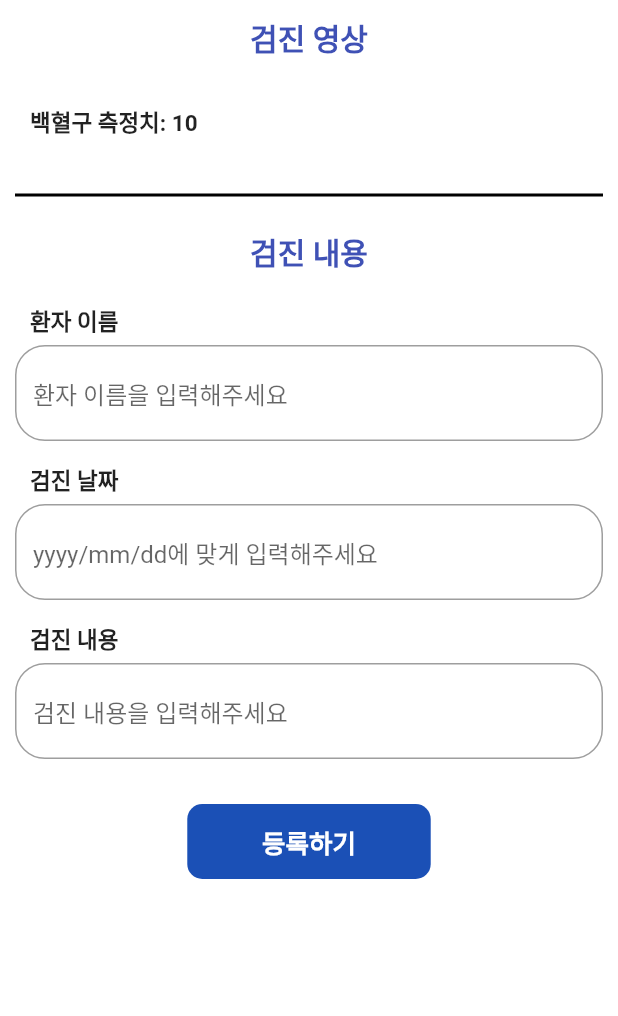
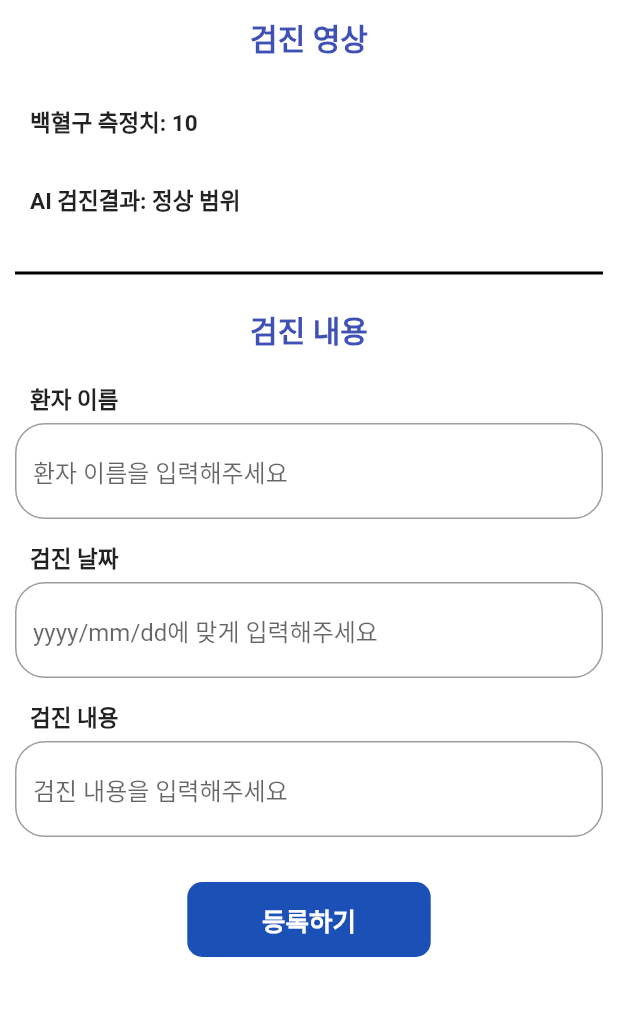
Before and after one commit to t-geon/wbc_detector, a Flutter app: the ResultPage screen opened by its route, on a phone screen of 412 x 824 dp, the part 84-1100 px from its top. Run offline on Flutter 3.47's test engine with Material 2 defaults, Android fonts, the phone set to English and light mode, and no system bars; our stand-ins replace cloud_firestore, dio, file_picker, firebase_auth, firebase_core, flutter_svg; accounts and stored records are empty; project files that could hold a hidden picture were left out.

Commit message:
real_final

```diff
--- a/lib/model/patient.dart
+++ b/lib/model/patient.dart
@@ -8,15 +8,17 @@ class PatientDetail {
   late String _content;
   late String _time;
   late String _count;
+  late String _level;
 
   PatientDetail(this.id, this._image, this._name, this._content, this._time,
-      this._count); //생성자
+      this._count, this._level); //생성자
 
   String get image => _image;
   String get name => _name;
   String get content => _content;
   String get time => _time;
   String get count => _count;
+  String get level => _level;
 
   PatientDetail.fromMap(dynamic obj) {
     //동적 객체 가져와서 Patient로 변환하는 생성자
@@ -26,6 +28,7 @@ class PatientDetail {
     this._content = obj['content'];
     this._time = obj['time'];
     this._count = obj['count'];
+    this._level = obj['level'];
   }
 
   Map<String, dynamic> toMap() {
@@ -39,6 +42,7 @@ class PatientDetail {
     map['content'] = _content;
     map['time'] = _time;
     map['count'] = _count;
+    map['level'] = _level;
 
     return map;
   }
--- a/lib/pages/home_page.dart
+++ b/lib/pages/home_page.dart
@@ -4,6 +4,7 @@ import 'package:wbc_detector/pages/load.dart';
 
 String res = "input1";
 String count = "10";
+String level = "정상 범위";
 
 class HomePage extends StatelessWidget {
   static String routeName = "/home";
@@ -46,11 +47,15 @@ class HomePage extends StatelessWidget {
                 padding: EdgeInsets.all(16),
               ),
               onPressed: () async {
+                Navigator.push(context,
+                    MaterialPageRoute(builder: (context) => LoadPage()));
+                /*
                 Navigator.pushAndRemoveUntil(
                     context,
                     MaterialPageRoute(
                         builder: (BuildContext context) => LoadPage()),
                     (route) => false);
+                 */
               },
               child: Text(
                 "등록하러 가기",
--- a/lib/pages/result_page.dart
+++ b/lib/pages/result_page.dart
@@ -65,6 +65,36 @@ class ResultPage extends StatelessWidget {
                         fontWeight: FontWeight.bold,
                       ),
                     ),
+                  ],
+                ),
+                SizedBox(height: 30),
+                Row(
+                  children: [
+                    SizedBox(width: 10),
+                    Text(
+                      "AI 검진결과: ",
+                      textAlign: TextAlign.start,
+                      style: const TextStyle(
+                          fontSize: 15, fontWeight: FontWeight.bold),
+                    ),
+                    if (home.level == '호중구 감소증 의심' || home.level == '백혈병 의심')
+                      Text(
+                        "${home.level}",
+                        textAlign: TextAlign.start,
+                        style: const TextStyle(
+                            fontSize: 15,
+                            fontWeight: FontWeight.bold,
+                            color: Colors.red),
+                      ),
+                    if (home.level == '정상 범위' || home.level == '검진 오류')
+                      Text(
+                        "${home.level}",
+                        textAlign: TextAlign.start,
+                        style: const TextStyle(
+                          fontSize: 15,
+                          fontWeight: FontWeight.bold,
+                        ),
+                      ),
                   ],
                 ),
               ]),
@@ -215,7 +245,8 @@ class ResultPage extends StatelessWidget {
                                             "count": home.count,
                                             "name": name.text,
                                             "time": time.text,
-                                            "image": home.res
+                                            "image": home.res,
+                                            "level": home.level
                                           });
                                           Navigator.pushAndRemoveUntil(
                                               context,
```
Also changed, not shown: lib/pages/list/list_detail_page.dart (+32 -0 lines), lib/pages/load.dart (+23 -11 lines), lib/pages/splash_page.dart (+20 -24 lines).
